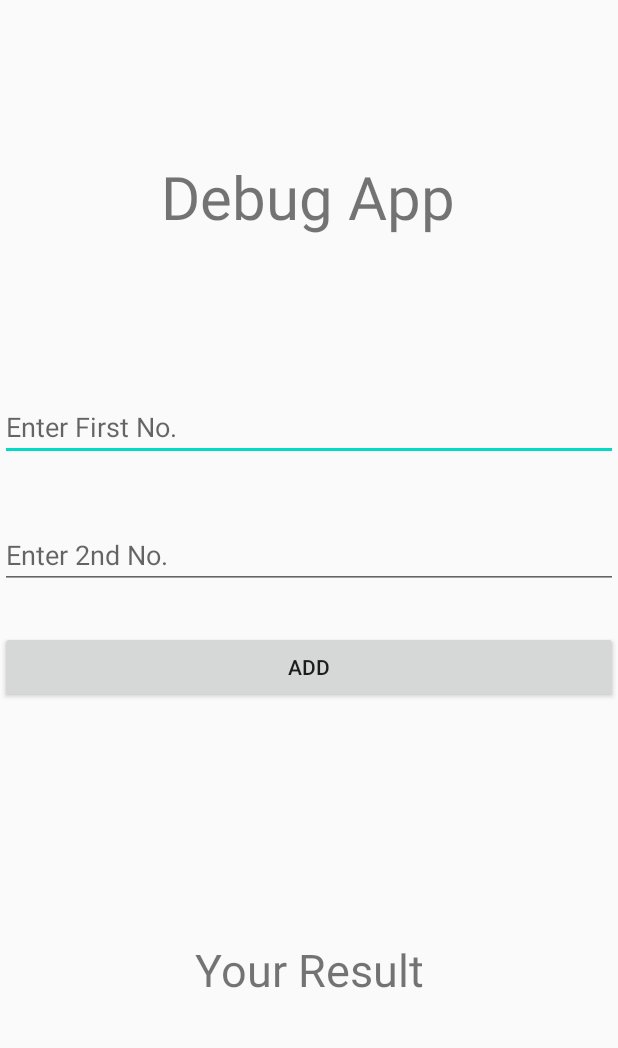
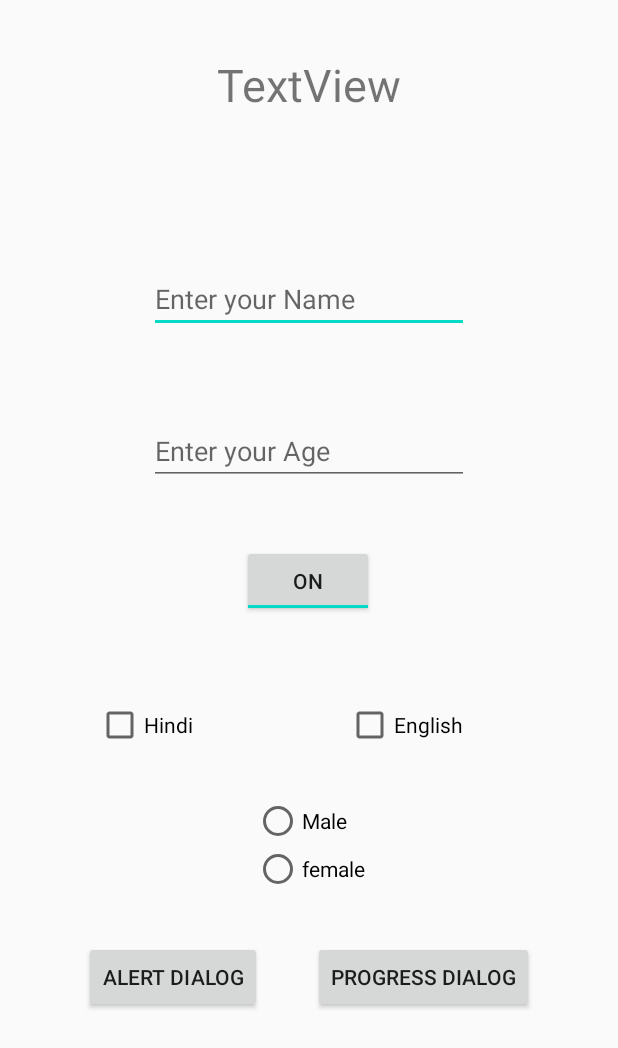
Before and after one commit to vikaschauhan1995/GoogleDev, an Android app: the screen it shows after launch (MainActivity), on a phone screen of 412 x 824 dp. Shown: the top 1048 px of the screen. Run offline under Robolectric (Android 15) with nearby library versions, the phone set to English and light mode, and no system bars.

Commit message:
User input control A toggleButton click to show toast, checkboxes click to show toast, Group radio (radio buttons), Alert box for exit the app "No" to close the dialogue box or "Yes" to close the app directly, A loading dialogue box with loading spinner.

```diff
--- a/app/src/main/java/com/example/googledev/MainActivity.java
+++ b/app/src/main/java/com/example/googledev/MainActivity.java
@@ -1,34 +1,90 @@
 package com.example.googledev;
 
+import android.app.ProgressDialog;
+import android.content.DialogInterface;
 import android.os.Bundle;
-import android.util.Log;
 import android.view.View;
-import android.widget.EditText;
-import android.widget.TextView;
+import android.widget.CheckBox;
+import android.widget.CompoundButton;
+import android.widget.ProgressBar;
+import android.widget.Toast;
+import android.widget.ToggleButton;
 
+import androidx.appcompat.app.AlertDialog;
 import androidx.appcompat.app.AppCompatActivity;
 
 
+@SuppressWarnings("deprecation")
 public class MainActivity extends AppCompatActivity{
-    EditText e1, e2;
-    TextView tv1;
+    ToggleButton toggleButton;
+    CheckBox ch1, ch2;
     @Override
     protected void onCreate(Bundle savedInstanceState) {
         super.onCreate(savedInstanceState);
         setContentView(R.layout.activity_main);
-        e1 = (EditText) findViewById(R.id.edit1);
-        e2 = (EditText) findViewById(R.id.edit2);
-        tv1 = (TextView) findViewById(R.id.myResult);
+        toggleButton = (ToggleButton) findViewById(R.id.toggleButton);
+        ch1 = (CheckBox) findViewById(R.id.checkBox2);
+        ch2 = (CheckBox) findViewById(R.id.checkBox3);
+
+        ch1.setOnCheckedChangeListener(new CompoundButton.OnCheckedChangeListener() {
+            @Override
+            public void onCheckedChanged(CompoundButton compoundButton, boolean b) {
+                Toast.makeText(MainActivity.this, "You Checked English", Toast.LENGTH_LONG).show();
+            }
+        });
+        ch2.setOnCheckedChangeListener(new CompoundButton.OnCheckedChangeListener() {
+            @Override
+            public void onCheckedChanged(CompoundButton compoundButton, boolean b) {
+                Toast.makeText(MainActivity.this, "You Checked Hindi", Toast.LENGTH_LONG).show();
+            }
+        });
+
+        toggleButton.setOnClickListener(new View.OnClickListener() {
+            @Override
+            public void onClick(View view) {
+                if(toggleButton.isChecked()){
+                    Toast.makeText(MainActivity.this, "You turned ON the Button", Toast.LENGTH_LONG).show();
+                }else{
+                    Toast.makeText(MainActivity.this, "You turned OFF the Button", Toast.LENGTH_LONG).show();
+                }
+            }
+        });
     }
-    public void doAdd(View view){
-        Log.i("MainActivity","Executed 1");
-        int a1 = Integer.parseInt(e1.getText().toString());
-        Log.i("MainActivity","Executed 2");
-        int a2 = Integer.parseInt(e2.getText().toString());
-        Log.i("MainActivity","Executed 3");
-        int result = a1 + a2;
-        Log.i("MainActivity","Executed 4");
-        tv1.setText(""+result);
-        Log.i("MainActivity","Executed 5");
+
+    public void openAlert(View view) {
+        AlertDialog.Builder myAlert = new AlertDialog.Builder(this);
+        myAlert.setTitle("Exit");
+        myAlert.setMessage("Are you sure!");
+        myAlert.setPositiveButton("Yes", new DialogInterface.OnClickListener() {
+            @Override
+            public void onClick(DialogInterface dialogInterface, int i) {
+                finish();
+            }
+        });
+        myAlert.setNegativeButton("No", new DialogInterface.OnClickListener() {
+            @Override
+            public void onClick(DialogInterface dialogInterface, int i) {
+                dialogInterface.dismiss();
+            }
+        });
+        //set cancelable false will not to close the dialogue box wheneven the user clicks outside of the dialoguebox
+        myAlert.setCancelable(false);
+
+        myAlert.show();
+    }
+
+    public void openProgress(View view){
+        ProgressDialog pd = new ProgressDialog(this);
+        pd.setTitle("Downloading");
+        pd.setTitle("Please wait...");
+//        pd.setMessage(ProgressDialog.STYLE_SPINNER);
+//        pd.setMessage(ProgressDialog.STYLE_HORIZONTAL);
+        pd.setButton(ProgressDialog.BUTTON_NEGATIVE, "Cancel", new DialogInterface.OnClickListener() {
+            @Override
+            public void onClick(DialogInterface dialogInterface, int i) {
+                dialogInterface.cancel();
+            }
+        });
+        pd.show();
     }
 }
--- a/app/src/main/res/layout/activity_main.xml
+++ b/app/src/main/res/layout/activity_main.xml
@@ -6,63 +6,117 @@
     android:layout_height="match_parent"
     tools:context=".MainActivity">
 
-
     <TextView
-        android:id="@+id/textView5"
+        android:id="@+id/textView7"
         android:layout_width="wrap_content"
         android:layout_height="wrap_content"
-        android:layout_marginTop="104dp"
-        android:text="Debug App"
-        android:textSize="40sp"
+        android:layout_marginTop="36dp"
+        android:text="TextView"
+        android:textSize="30sp"
         app:layout_constraintEnd_toEndOf="parent"
-        app:layout_constraintHorizontal_bias="0.497"
         app:layout_constraintStart_toStartOf="parent"
         app:layout_constraintTop_toTopOf="parent" />
 
     <EditText
-        android:id="@+id/edit1"
-        android:layout_width="match_parent"
+        android:id="@+id/editTextTextPersonName4"
+        android:layout_width="wrap_content"
         android:layout_height="wrap_content"
-        android:layout_marginTop="104dp"
+        android:layout_marginTop="100dp"
         android:ems="10"
-        android:hint="Enter First No."
+        android:hint="Enter your Name"
         android:inputType="textPersonName"
         app:layout_constraintEnd_toEndOf="parent"
         app:layout_constraintStart_toStartOf="parent"
-        app:layout_constraintTop_toBottomOf="@+id/textView5" />
+        app:layout_constraintTop_toBottomOf="@+id/textView7" />
 
     <EditText
-        android:id="@+id/edit2"
-        android:layout_width="match_parent"
+        android:id="@+id/editTextTextPersonName5"
+        android:layout_width="wrap_content"
+        android:layout_height="wrap_content"
+        android:layout_marginTop="56dp"
+        android:ems="10"
+        android:hint="Enter your Age"
+        android:inputType="number"
+        app:layout_constraintEnd_toEndOf="parent"
+        app:layout_constraintStart_toStartOf="parent"
+        app:layout_constraintTop_toBottomOf="@+id/editTextTextPersonName4" />
+
+    <ToggleButton
+        android:id="@+id/toggleButton"
+        android:layout_width="wrap_content"
         android:layout_height="wrap_content"
         android:layout_marginTop="40dp"
-        android:ems="10"
-        android:hint="Enter 2nd No."
-        android:inputType="textPersonName"
-        app:layout_constraintEnd_toEndOf="parent"
-        app:layout_constraintStart_toStartOf="parent"
-        app:layout_constraintTop_toBottomOf="@+id/edit1" />
-
-    <Button
-        android:id="@+id/button5"
-        android:layout_width="match_parent"
-        android:layout_height="wrap_content"
-        android:layout_marginTop="28dp"
-        android:text="Add"
-        android:onClick="doAdd"
+        android:checked="true"
+        android:text="ToggleButton"
+        android:textOff="off"
+        android:textOn="on"
         app:layout_constraintEnd_toEndOf="parent"
         app:layout_constraintHorizontal_bias="0.498"
         app:layout_constraintStart_toStartOf="parent"
-        app:layout_constraintTop_toBottomOf="@+id/edit2" />
+        app:layout_constraintTop_toBottomOf="@+id/editTextTextPersonName5" />
 
-    <TextView
-        android:id="@+id/myResult"
+    <CheckBox
+        android:id="@+id/checkBox3"
         android:layout_width="wrap_content"
         android:layout_height="wrap_content"
-        android:text="Your Result"
-        android:textSize="30sp"
-        app:layout_constraintBottom_toBottomOf="parent"
+        android:layout_marginStart="64dp"
+        android:layout_marginTop="56dp"
+        android:text="Hindi"
+        app:layout_constraintStart_toStartOf="parent"
+        app:layout_constraintTop_toBottomOf="@+id/toggleButton" />
+
+    <CheckBox
+        android:id="@+id/checkBox2"
+        android:layout_width="wrap_content"
+        android:layout_height="wrap_content"
+        android:layout_marginTop="56dp"
+        android:text="English"
+        app:layout_constraintEnd_toEndOf="parent"
+        app:layout_constraintHorizontal_bias="0.496"
+        app:layout_constraintStart_toEndOf="@+id/checkBox3"
+        app:layout_constraintTop_toBottomOf="@+id/toggleButton" />
+
+    <RadioGroup
+        android:id="@+id/radioGroup2"
+        android:layout_width="wrap_content"
+        android:layout_height="wrap_content"
+        android:layout_marginTop="120dp"
         app:layout_constraintEnd_toEndOf="parent"
         app:layout_constraintStart_toStartOf="parent"
-        app:layout_constraintTop_toBottomOf="@+id/button5" />
+        app:layout_constraintTop_toBottomOf="@+id/toggleButton">
+
+        <RadioButton
+            android:id="@+id/male"
+            android:layout_width="match_parent"
+            android:layout_height="wrap_content"
+            android:text="Male" />
+
+        <RadioButton
+            android:id="@+id/female"
+            android:layout_width="match_parent"
+            android:layout_height="wrap_content"
+            android:text="female" />
+    </RadioGroup>
+
+    <Button
+        android:id="@+id/button6"
+        android:layout_width="wrap_content"
+        android:layout_height="wrap_content"
+        android:layout_marginStart="56dp"
+        android:layout_marginTop="32dp"
+        android:onClick="openAlert"
+        android:text="Alert Dialog"
+        app:layout_constraintStart_toStartOf="parent"
+        app:layout_constraintTop_toBottomOf="@+id/radioGroup2" />
+
+    <Button
+        android:id="@+id/button7"
+        android:layout_width="wrap_content"
+        android:layout_height="wrap_content"
+        android:layout_marginTop="32dp"
+        android:layout_marginEnd="56dp"
+        android:text="Progress Dialog"
+        android:onClick="openProgress"
+        app:layout_constraintEnd_toEndOf="parent"
+        app:layout_constraintTop_toBottomOf="@+id/radioGroup2" />
 </androidx.constraintlayout.widget.ConstraintLayout>
```
Also changed, not shown: 1 other file.
